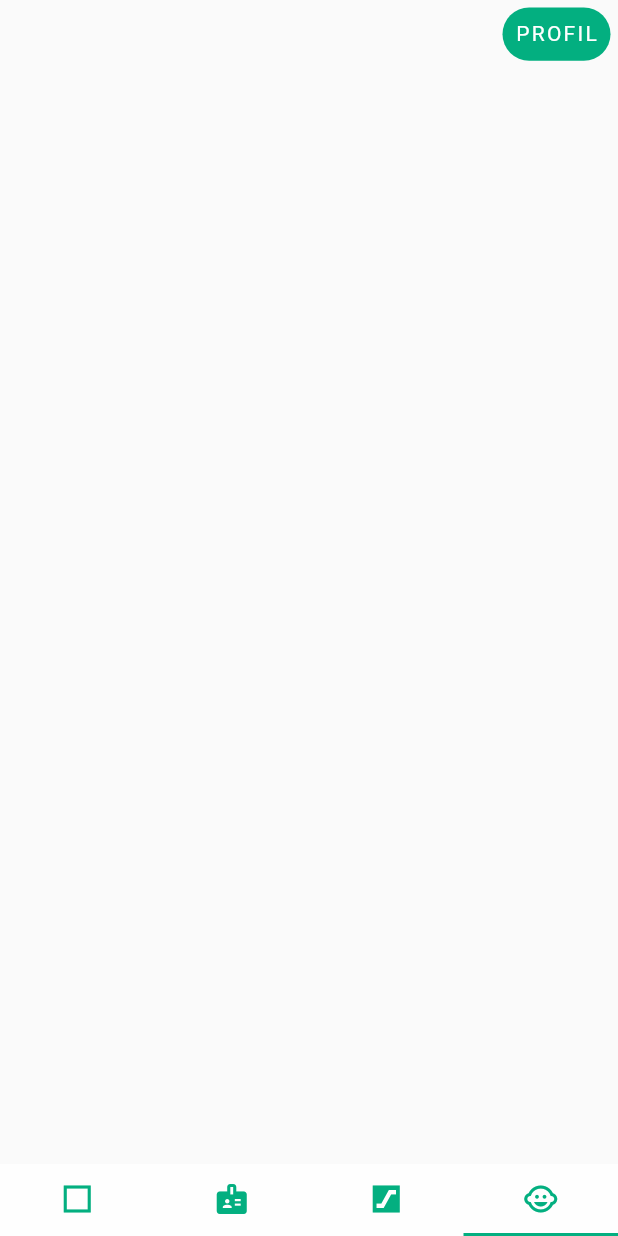
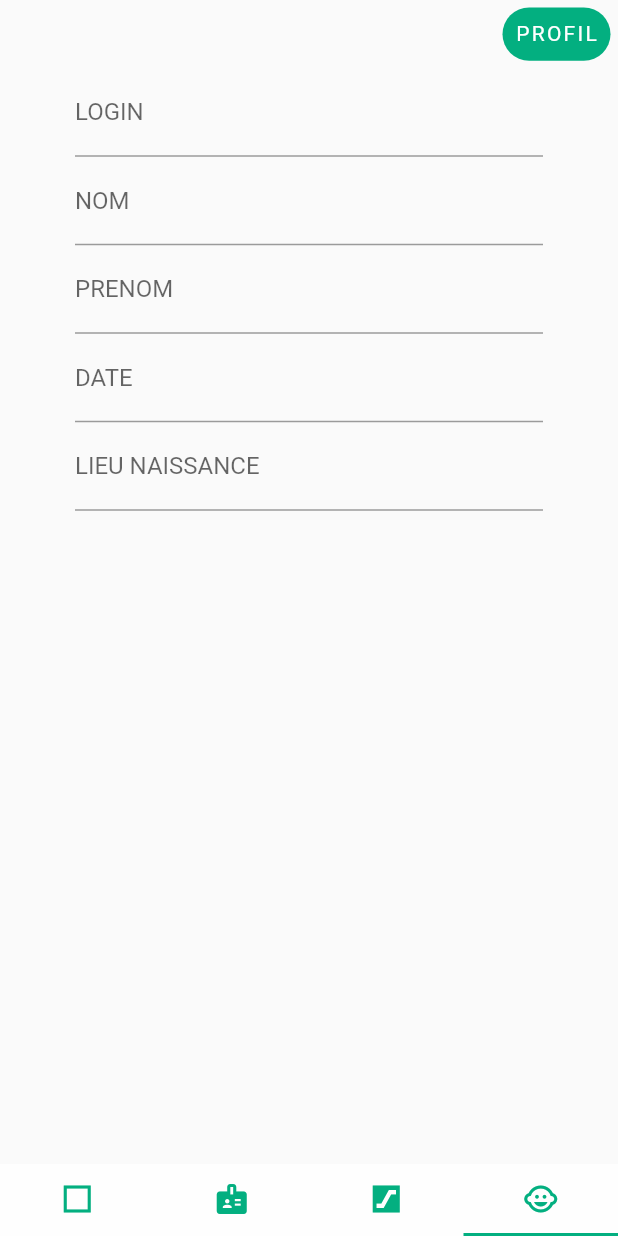
Before and after one commit to partnercloudsupport/fltcabinet, a Flutter app: the TabBarPatient screen opened by its route, on a phone screen of 412 x 824 dp. Run offline on Flutter 3.47's test engine with Material 2 defaults, Android fonts, the phone set to English and light mode, and no system bars; our stand-ins replace cloud_firestore, firebase_auth, firebase_core, firebase_database, google_sign_in, image_picker; missing offline and left inert: validator; accounts and stored records are empty.

Commit message:
Updated pages

```diff
--- a/lib/appCabinet.dart
+++ b/lib/appCabinet.dart
@@ -24,7 +24,7 @@ class _AppCabinetState extends State<AppCabinet> {
       theme: ThemeData(
         primaryColor: colorGlobal,
         textTheme: TextTheme(
-            body1: TextStyle(fontSize: 15.0, letterSpacing: 1.5, height: 1.1)),
+            body1: TextStyle(fontSize: 15.0, letterSpacing: 1.5, height: 1.2)),
       ),
       routes: <String, WidgetBuilder>{
         TabBarPatient.routeName: (BuildContext context) => new TabBarPatient(),
--- a/lib/screens/patients/tabs/medecin-tab.dart
+++ b/lib/screens/patients/tabs/medecin-tab.dart
@@ -24,8 +24,7 @@ class _MedecinTabState extends State<MedecinTab> {
     final Size screen = MediaQuery.of(context).size;
 
     return new Container(
-        constraints: BoxConstraints(minHeight: screen.height),
-        color: Colors.transparent,
+        constraints: BoxConstraints(minHeight: screen.height, maxHeight: screen.height),
         child: new RefreshIndicator(
             onRefresh: () => _onRefresh(context),
             child: new Padding(
@@ -37,7 +36,6 @@ class _MedecinTabState extends State<MedecinTab> {
                       return ListView.builder(
                           itemCount: medecins != null ? medecins.length : 0,
                           itemBuilder: (BuildContext context, int index) {
-                            // print(medecins[index].toString());
                             return CardWidget(data: medecins[index]);
                           });
                     }))));
--- a/lib/screens/patients/tabs/profil-tab.dart
+++ b/lib/screens/patients/tabs/profil-tab.dart
@@ -25,6 +25,8 @@ class _ProfilTabState extends State<ProfilTab> {
     final FocusNode _focusLogin = new FocusNode();
     final FocusNode _focusNom = new FocusNode();
     final FocusNode _focusPrenom = new FocusNode();
+    final FocusNode _focusDateNat = new FocusNode();
+    final FocusNode _focusLieuNat = new FocusNode();
 
     return new LayoutBuilder(
         builder: (BuildContext context, BoxConstraints viewportConstraints) {
@@ -43,13 +45,64 @@ class _ProfilTabState extends State<ProfilTab> {
                           EdgeInsets.symmetric(horizontal: 5.0, vertical: 5.0),
                       child: new CabinetTitle('PROFIL')),
                   new Expanded(
-                    // A flexible child that will grow to fit the viewport but
-                    // still be at least as big as necessary to fit its contents.
-                    child: new Container(height: 80.0),
-                  ),
+                      child: new Container(
+                          padding: EdgeInsets.only(left: 50.0, right: 50.0),
+                          child: new Form(
+                            key: _keyForm,
+                            onChanged: () {
+                              setState(() {
+                                _keyForm.currentState.validate();
+                              });
+                            },
+                            child: new Column(children: <Widget>[
+                              new EnsureVisibleWhenFocused(
+                                  focusNode: _focusLogin,
+                                  child: new TextFormField(
+                                      decoration:
+                                          InputDecoration(labelText: 'LOGIN'),
+                                      validator: (login) {
+                                        if (isNull(login))
+                                          return 'Champ obligatoire';
+                                      })),
+                              new EnsureVisibleWhenFocused(
+                                  focusNode: _focusNom,
+                                  child: new TextFormField(
+                                      decoration:
+                                          InputDecoration(labelText: 'NOM'),
+                                      validator: (nom) {
+                                        if (isNull(nom))
+                                          return 'Champ obligatoire';
+                                      })),
+                              new EnsureVisibleWhenFocused(
+                                  focusNode: _focusPrenom,
+                                  child: new TextFormField(
+                                      decoration:
+                                          InputDecoration(labelText: 'PRENOM'),
+                                      validator: (prenom) {
+                                        if (isNull(prenom))
+                                          return 'Champ obligatoire';
+                                      })),
+                              new EnsureVisibleWhenFocused(
+                                  focusNode: _focusDateNat,
+                                  child: new TextFormField(
+                                      decoration:
+                                          InputDecoration(labelText: 'DATE'),
+                                      validator: (datenat) {
+                                        if (isNull(datenat))
+                                          return 'Champ obligatoire';
+                                      })),
+                              new EnsureVisibleWhenFocused(
+                                  focusNode: _focusLieuNat,
+                                  child: new TextFormField(
+                                      decoration:
+                                          InputDecoration(labelText: 'LIEU NAISSANCE'),
+                                      validator: (lieunat) {
+                                        if (isNull(lieunat))
+                                          return 'Champ obligatoire';
+                                      })),
                             ]),
-          ),
-        ),
+                          ))),
+                ]))),
       );
     });
   }
```
Also changed, not shown: lib/components/card-widget.dart (+26 -11 lines). Lines whose indentation alone changed are shown as unchanged.
